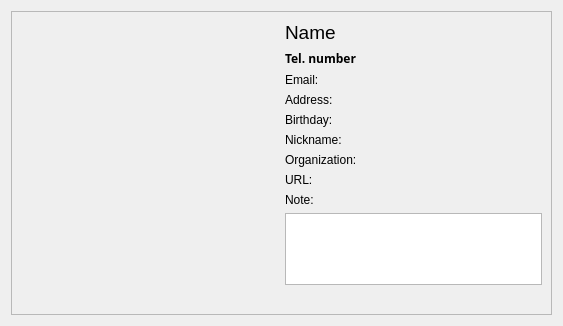
The window that ui/contactview.ui (brookite/ContactDialer) describes before a commit, drawn with Qt 5.
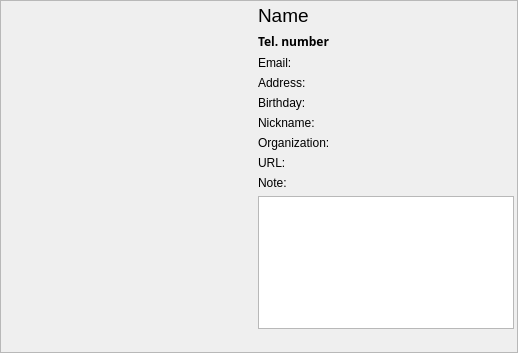
The same window after the commit.

The edit to the form file:
```diff
--- a/ui/contactview.ui
+++ b/ui/contactview.ui
@@ -6,16 +6,40 @@
    <rect>
     <x>0</x>
     <y>0</y>
-    <width>563</width>
-    <height>326</height>
+    <width>518</width>
+    <height>353</height>
    </rect>
   </property>
+  <property name="sizePolicy">
+   <sizepolicy hsizetype="Preferred" vsizetype="Preferred">
+    <horstretch>0</horstretch>
+    <verstretch>0</verstretch>
+   </sizepolicy>
+  </property>
   <property name="windowTitle">
    <string>Form</string>
   </property>
   <layout class="QVBoxLayout" name="verticalLayout">
+   <property name="leftMargin">
+    <number>0</number>
+   </property>
+   <property name="topMargin">
+    <number>0</number>
+   </property>
+   <property name="rightMargin">
+    <number>0</number>
+   </property>
+   <property name="bottomMargin">
+    <number>0</number>
+   </property>
    <item>
     <widget class="QFrame" name="frame">
+     <property name="sizePolicy">
+      <sizepolicy hsizetype="Preferred" vsizetype="Preferred">
+       <horstretch>0</horstretch>
+       <verstretch>0</verstretch>
+      </sizepolicy>
+     </property>
      <property name="frameShape">
       <enum>QFrame::StyledPanel</enum>
      </property>
@@ -23,10 +47,31 @@
       <enum>QFrame::Plain</enum>
      </property>
      <layout class="QVBoxLayout" name="verticalLayout_2">
+      <property name="leftMargin">
+       <number>3</number>
+      </property>
+      <property name="topMargin">
+       <number>3</number>
+      </property>
+      <property name="rightMargin">
+       <number>3</number>
+      </property>
+      <property name="bottomMargin">
+       <number>3</number>
+      </property>
       <item>
        <layout class="QGridLayout" name="gridLayout">
         <item row="0" column="0">
          <widget class="QLabel" name="image">
+          <property name="sizePolicy">
+           <sizepolicy hsizetype="Preferred" vsizetype="Preferred">
+            <horstretch>0</horstretch>
+            <verstretch>0</verstretch>
+           </sizepolicy>
+          </property>
+          <property name="cursor">
+           <cursorShape>ArrowCursor</cursorShape>
+          </property>
           <property name="text">
            <string/>
           </property>
```
